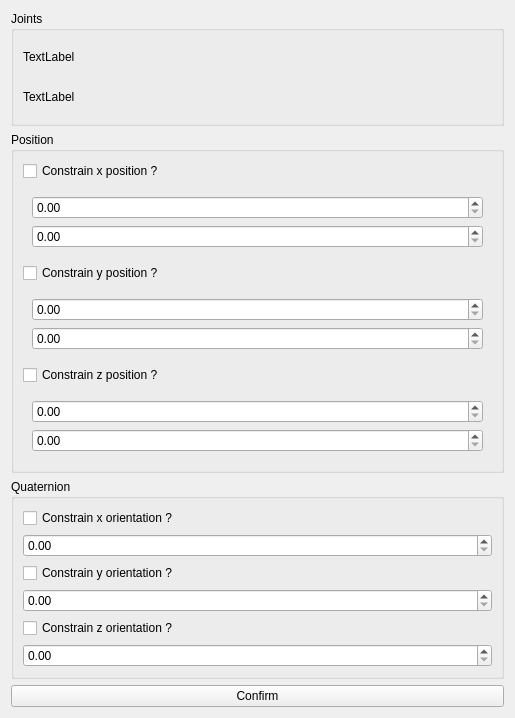
The window that plugins/hppwidgetsplugin/transformconstraintwidget.ui (humanoid-path-planner/hpp-gui) describes before a commit, drawn with Qt 5.
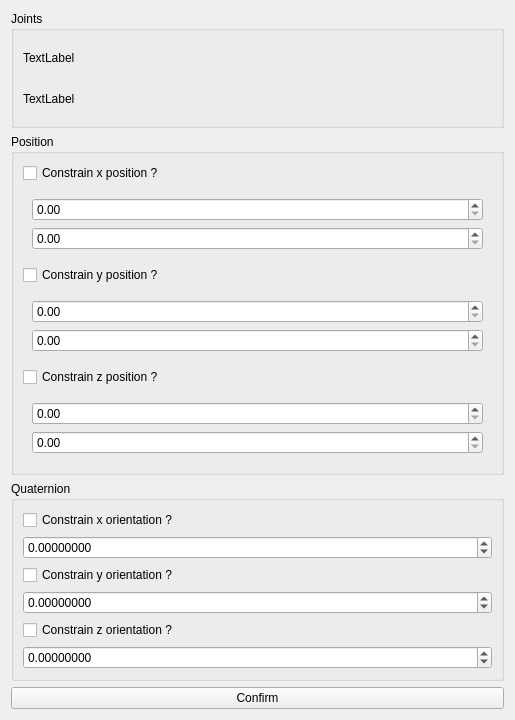
The same window after the commit.

Commit message: Add orientation and transformation constraint + fix bug in transformconstraintwidget

```diff
--- a/plugins/hppwidgetsplugin/transformconstraintwidget.ui
+++ b/plugins/hppwidgetsplugin/transformconstraintwidget.ui
@@ -7,7 +7,7 @@
     <x>0</x>
     <y>0</y>
     <width>515</width>
-    <height>718</height>
+    <height>720</height>
    </rect>
   </property>
   <property name="windowTitle">
@@ -96,7 +96,14 @@
        <widget class="QWidget" name="zPositionWidget" native="true">
         <layout class="QVBoxLayout" name="verticalLayout_7">
          <item>
-          <widget class="QDoubleSpinBox" name="firstZPosition"/>
+          <widget class="QDoubleSpinBox" name="firstZPosition">
+           <property name="singleStep">
+            <double>0.500000000000000</double>
+           </property>
+           <property name="value">
+            <double>0.000000000000000</double>
+           </property>
+          </widget>
          </item>
          <item>
           <widget class="QDoubleSpinBox" name="secondZPosition"/>
@@ -121,7 +128,23 @@
        </widget>
       </item>
       <item>
-       <widget class="QDoubleSpinBox" name="xOrientationValue"/>
+       <widget class="QDoubleSpinBox" name="xOrientationValue">
+        <property name="decimals">
+         <number>8</number>
+        </property>
+        <property name="minimum">
+         <double>-3.141592000000000</double>
+        </property>
+        <property name="maximum">
+         <double>3.141592000000000</double>
+        </property>
+        <property name="singleStep">
+         <double>0.010000000000000</double>
+        </property>
+        <property name="value">
+         <double>0.000000000000000</double>
+        </property>
+       </widget>
       </item>
       <item>
        <widget class="QCheckBox" name="yOrientationCheck">
@@ -131,7 +154,23 @@
        </widget>
       </item>
       <item>
-       <widget class="QDoubleSpinBox" name="yOrientationValue"/>
+       <widget class="QDoubleSpinBox" name="yOrientationValue">
+        <property name="decimals">
+         <number>8</number>
+        </property>
+        <property name="minimum">
+         <double>-3.141592000000000</double>
+        </property>
+        <property name="maximum">
+         <double>3.141592000000000</double>
+        </property>
+        <property name="singleStep">
+         <double>0.010000000000000</double>
+        </property>
+        <property name="value">
+         <double>0.000000000000000</double>
+        </property>
+       </widget>
       </item>
       <item>
        <widget class="QCheckBox" name="zOrientationCheck">
@@ -141,7 +180,20 @@
        </widget>
       </item>
       <item>
-       <widget class="QDoubleSpinBox" name="zOrientationValue"/>
+       <widget class="QDoubleSpinBox" name="zOrientationValue">
+        <property name="decimals">
+         <number>8</number>
+        </property>
+        <property name="minimum">
+         <double>-3.141592000000000</double>
+        </property>
+        <property name="maximum">
+         <double>3.141592000000000</double>
+        </property>
+        <property name="singleStep">
+         <double>0.010000000000000</double>
+        </property>
+       </widget>
       </item>
      </layout>
     </widget>
```
The commit also changes 4 other files.
